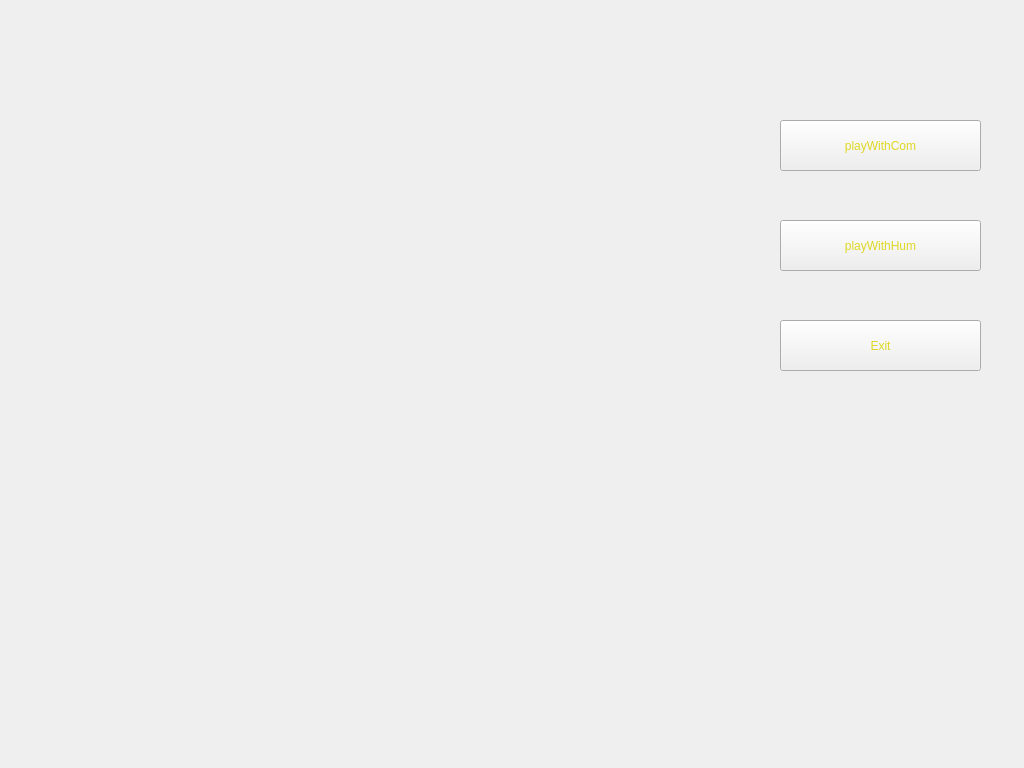
First picture: the form in mainwindow.ui, repository NoahNieh/gomuku-qt, before the edit.
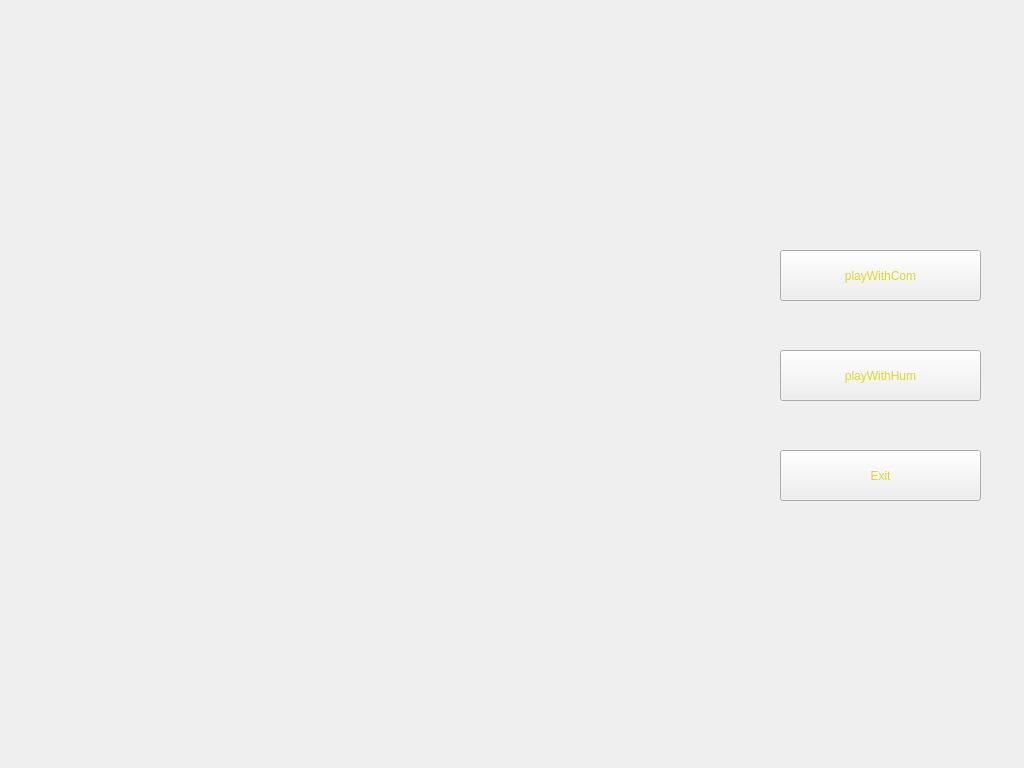
Second picture: the form after the edit. Icons and pictures are not drawn.

```diff
--- a/mainwindow.ui
+++ b/mainwindow.ui
@@ -31,11 +31,42 @@
 }</string>
   </property>
   <widget class="QWidget" name="centralWidget">
+   <widget class="QWidget" name="menu_buttons" native="true">
+    <property name="enabled">
+     <bool>true</bool>
+    </property>
+    <property name="geometry">
+     <rect>
+      <x>760</x>
+      <y>20</y>
+      <width>230</width>
+      <height>700</height>
+     </rect>
+    </property>
+    <widget class="QPushButton" name="exit">
+     <property name="enabled">
+      <bool>true</bool>
+     </property>
+     <property name="geometry">
+      <rect>
+       <x>20</x>
+       <y>430</y>
+       <width>201</width>
+       <height>51</height>
+      </rect>
+     </property>
+     <property name="text">
+      <string>Exit</string>
+     </property>
+    </widget>
    <widget class="QPushButton" name="playWithCom">
+     <property name="enabled">
+      <bool>true</bool>
+     </property>
     <property name="geometry">
      <rect>
-      <x>780</x>
-      <y>120</y>
+       <x>20</x>
+       <y>230</y>
       <width>201</width>
       <height>51</height>
      </rect>
@@ -50,8 +81,8 @@
    <widget class="QPushButton" name="playWithHum">
     <property name="geometry">
      <rect>
-      <x>780</x>
-      <y>220</y>
+       <x>20</x>
+       <y>330</y>
       <width>201</width>
       <height>51</height>
      </rect>
@@ -60,18 +91,6 @@
      <string>playWithHum</string>
     </property>
    </widget>
-   <widget class="QPushButton" name="exit">
-    <property name="geometry">
-     <rect>
-      <x>780</x>
-      <y>320</y>
-      <width>201</width>
-      <height>51</height>
-     </rect>
-    </property>
-    <property name="text">
-     <string>Exit</string>
-    </property>
    </widget>
   </widget>
  </widget>
```
Lines whose indentation alone changed are shown as unchanged.
